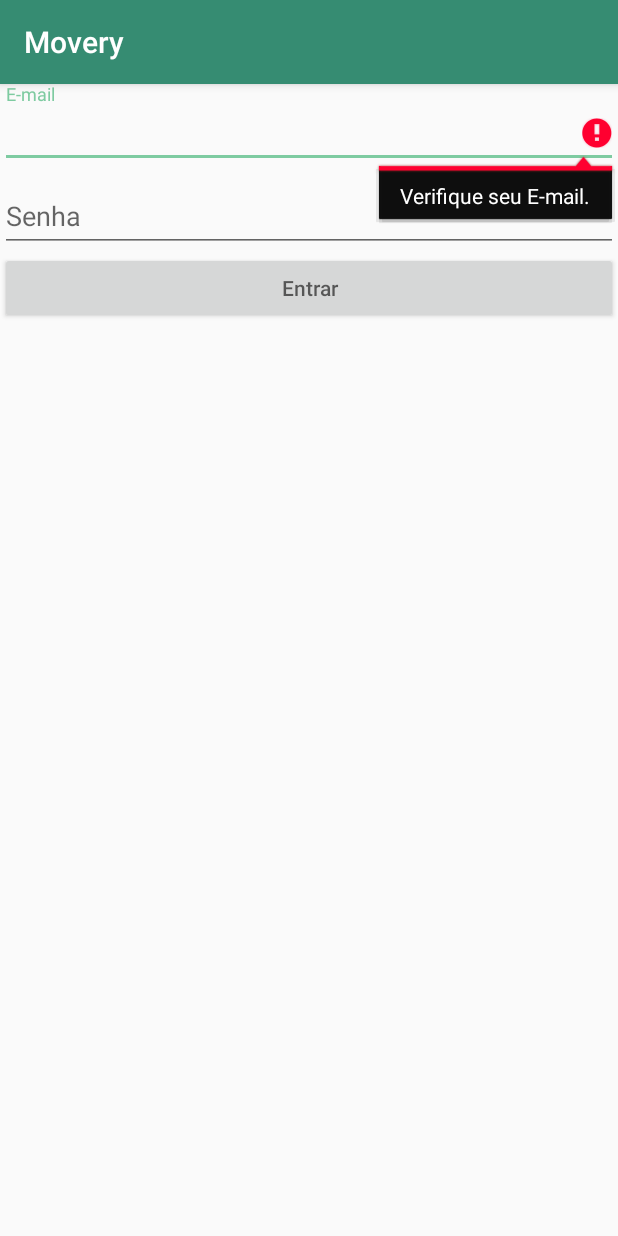
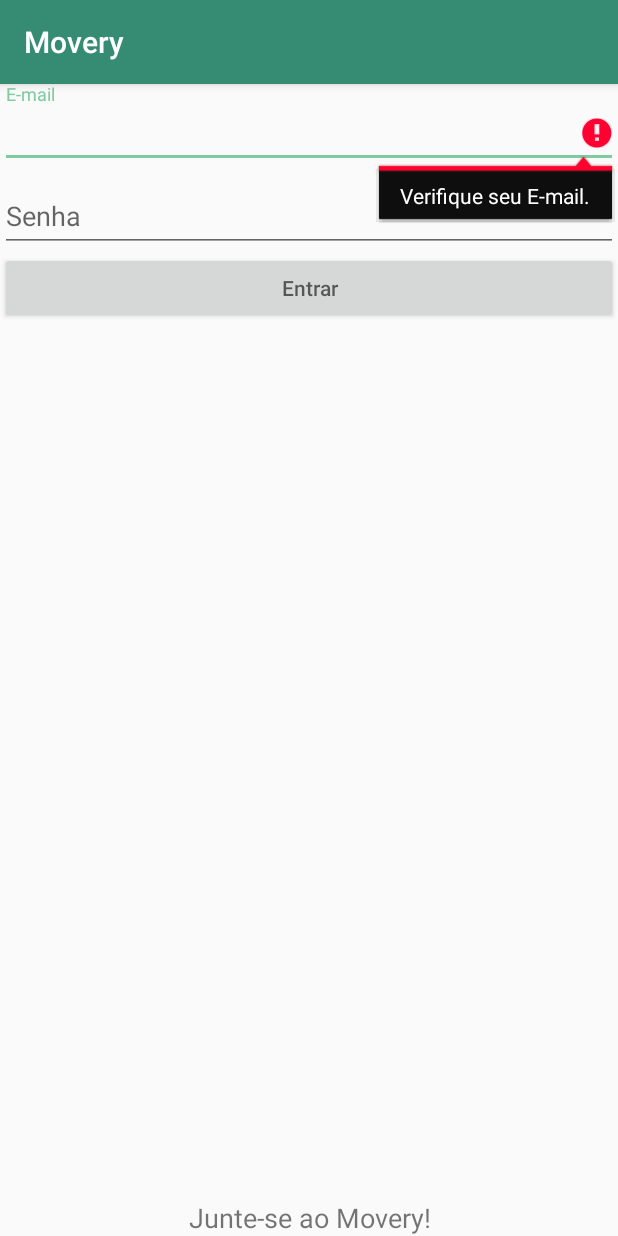
Before and after one commit to cszneider/Movery, an Android app: the screen it shows after launch (SignInActivity), on a phone screen of 412 x 824 dp. Run offline under Robolectric (Android 15) with nearby library versions, the phone set to English and light mode, and no system bars; our stand-ins replace ButterKnife; libraries missing offline, so code that uses them is left out: com.auth0.android; 2 statements that could not run were skipped.

Commit message:
adicionado integração entre sign in e sign up

```diff
--- a/app/src/main/java/br/feevale/movery/activities/SignInActivity.java
+++ b/app/src/main/java/br/feevale/movery/activities/SignInActivity.java
@@ -1,5 +1,6 @@
 package br.feevale.movery.activities;
 
+import android.content.Intent;
 import android.support.v7.app.AppCompatActivity;
 import android.os.Bundle;
 import android.view.View;
@@ -18,6 +19,7 @@
     @BindView(R.id.txtEmail) TextView txtEmail;
     @BindView(R.id.txtPassword) TextView txtPassword;
     @BindView(R.id.btnSignIn) Button btnSignIn;
+    @BindView(R.id.txtSignUp) TextView txtSignUp;
 
     private AuthenticationService authenticationService;
 
@@ -59,9 +61,21 @@
                 }
             }
         });
+
+        txtSignUp.setOnClickListener(new View.OnClickListener() {
+            @Override
+            public void onClick(View v) {
+                signUp();
+            }
+        });
     }
 
     private void signIn(String email, String password) {
         authenticationService.signIn(email, password);
     }
+
+    private void signUp() {
+        Intent intent = new Intent(this, SignUpActivity.class);
+        startActivity(intent);
+    }
 }
--- a/app/src/main/res/layout/activity_sign_in.xml
+++ b/app/src/main/res/layout/activity_sign_in.xml
@@ -8,9 +8,10 @@
     android:orientation="vertical">
 
     <LinearLayout
-        android:layout_height="match_parent"
+        android:layout_height="wrap_content"
         android:layout_width="match_parent"
-        android:orientation="vertical">
+        android:orientation="vertical"
+        android:layout_weight="1">
 
         <android.support.design.widget.TextInputLayout
             android:layout_width="match_parent"
@@ -42,4 +43,14 @@
             android:layout_height="wrap_content"
             android:hint="@string/sign_in_hint"/>
     </LinearLayout>
+
+    <TextView
+        android:id="@+id/txtSignUp"
+        android:layout_width="match_parent"
+        android:layout_height="wrap_content"
+        android:minHeight="@dimen/minimum_click_area"
+        android:text="@string/txt_sign_up"
+        android:textSize="@dimen/regular_font"
+        android:textAlignment="center"
+        android:gravity="bottom"/>
 </LinearLayout>
--- a/app/src/main/res/values/dimens.xml
+++ b/app/src/main/res/values/dimens.xml
@@ -3,4 +3,6 @@
     <dimen name="activity_horizontal_margin">16dp</dimen>
     <dimen name="activity_vertical_margin">16dp</dimen>
     <dimen name="fab_margin">16dp</dimen>
+    <dimen name="regular_font">18sp</dimen>
+    <dimen name="minimum_click_area">48dp</dimen>
 </resources>
--- a/app/src/main/res/values/strings.xml
+++ b/app/src/main/res/values/strings.xml
@@ -14,4 +14,5 @@
     <string name="name_hint">Nome</string>
     <string name="phone_hint">Telefone</string>
     <string name="sign_up_hint">Cadastrar</string>
+    <string name="txt_sign_up">Junte-se ao Movery!</string>
 </resources>
```
